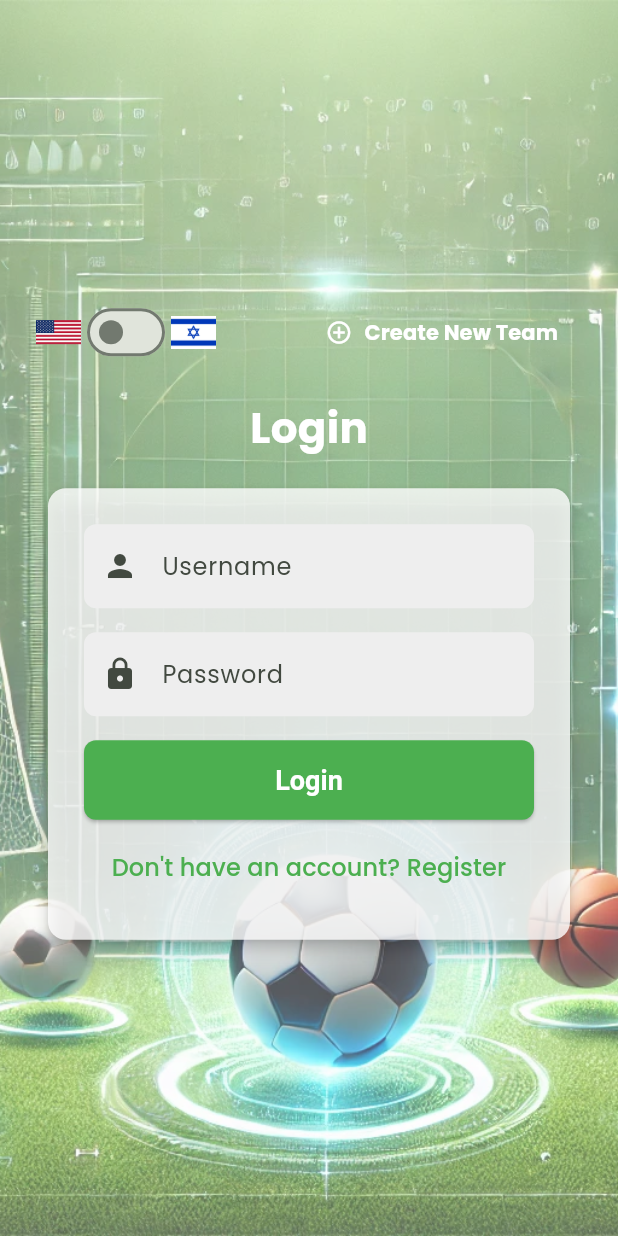
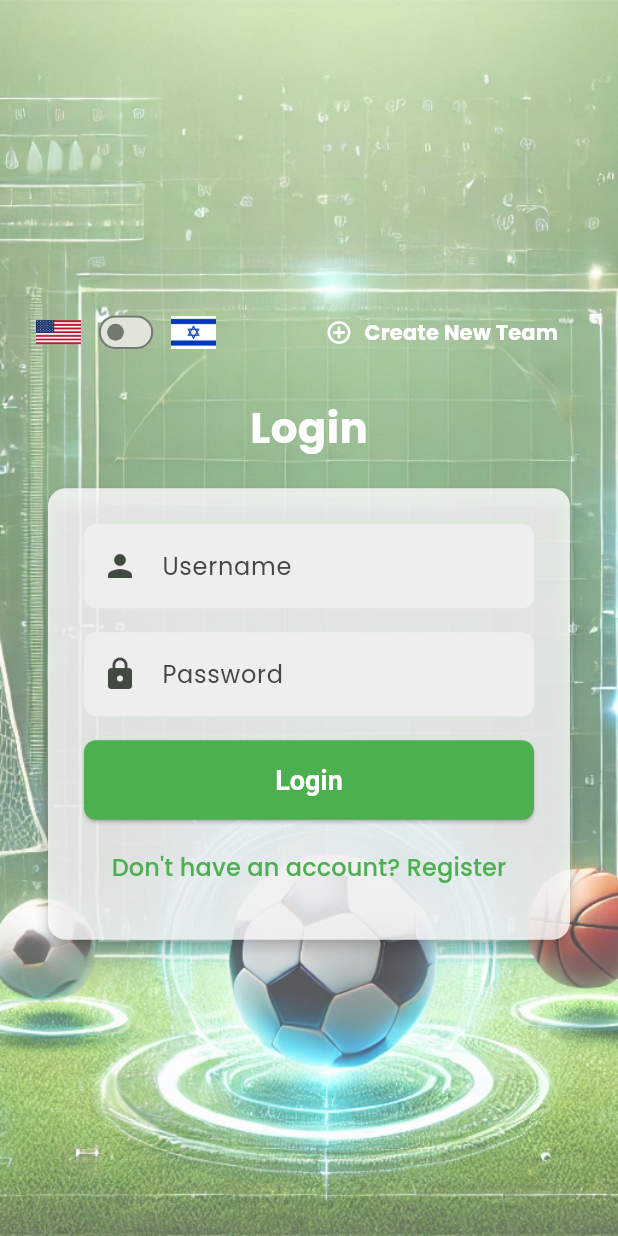
Before and after one commit to doronlevy6/bbflutter, a Flutter app: the screen it shows after launch, on a phone screen of 412 x 824 dp. Run offline on Flutter 3.47's test engine with Material 3 defaults, Android fonts, the phone set to English and light mode, and no system bars; our stand-ins replace flutter_dotenv, google_fonts, responsive_builder, shared_preferences, socket_io_client; network calls fail.

Commit message:
butten smaller

```diff
--- a/lib/pages/login_page.dart
+++ b/lib/pages/login_page.dart
@@ -57,7 +57,7 @@ class _LoginPageState extends State<LoginPage> {
     'teamCreationFailed': 'יצירת הקבוצה נכשלה',
     'teamTooltip': 'אם אינך יודע את שם הקבוצה , שאל את מנהל הקבוצה.',
     'teamPasswordTooltip': ' אם אינך יודע את סיסמת הקבוצה , שאל את מנהל הקבוצה.',
-    'selectTeamHint': 'גלול ובחר ',
+    'selectTeamHint': 'בחר ',
   }
       : {
     'titleLogin': 'Login',
@@ -79,7 +79,7 @@ class _LoginPageState extends State<LoginPage> {
     'teamCreationFailed': 'Team creation failed',
     'teamTooltip': 'If you don\'t know your team name, ask your team manager.',
     'teamPasswordTooltip': ' If you don\'t know Your team password, ask your team manager.',
-    'selectTeamHint': 'Scroll and select',
+    'selectTeamHint': ' select',
   };
   List<String> _teams = [];
   String? _selectedTeam;
@@ -430,7 +430,9 @@ class _LoginPageState extends State<LoginPage> {
                         mainAxisSize: MainAxisSize.min,
                         children: [
                           Image.asset('assets/images/us-flag.png', width: 30, height: 30),
-                          Switch(
+                          Transform.scale(
+                            scale: 0.7,
+                            child: Switch(
                               value: _isHebrew,
                               onChanged: (value) {
                                 setState(() {
@@ -438,7 +440,10 @@ class _LoginPageState extends State<LoginPage> {
                                 });
                                 _updateLanguagePreference(value);
                               },
-                            activeColor: Colors.green,
+                                activeColor: Colors.blueGrey,         // צבע האגודל כאשר הטוגל פעיל
+                                 // צבע המסלול כאשר הטוגל לא פעיל
+                                materialTapTargetSize: MaterialTapTargetSize.shrinkWrap,
+                            ),
                           ),
                           Image.asset('assets/images/il-flag.png', width: 30, height: 30),
                         ],
```
Lines whose indentation alone changed are shown as unchanged.
